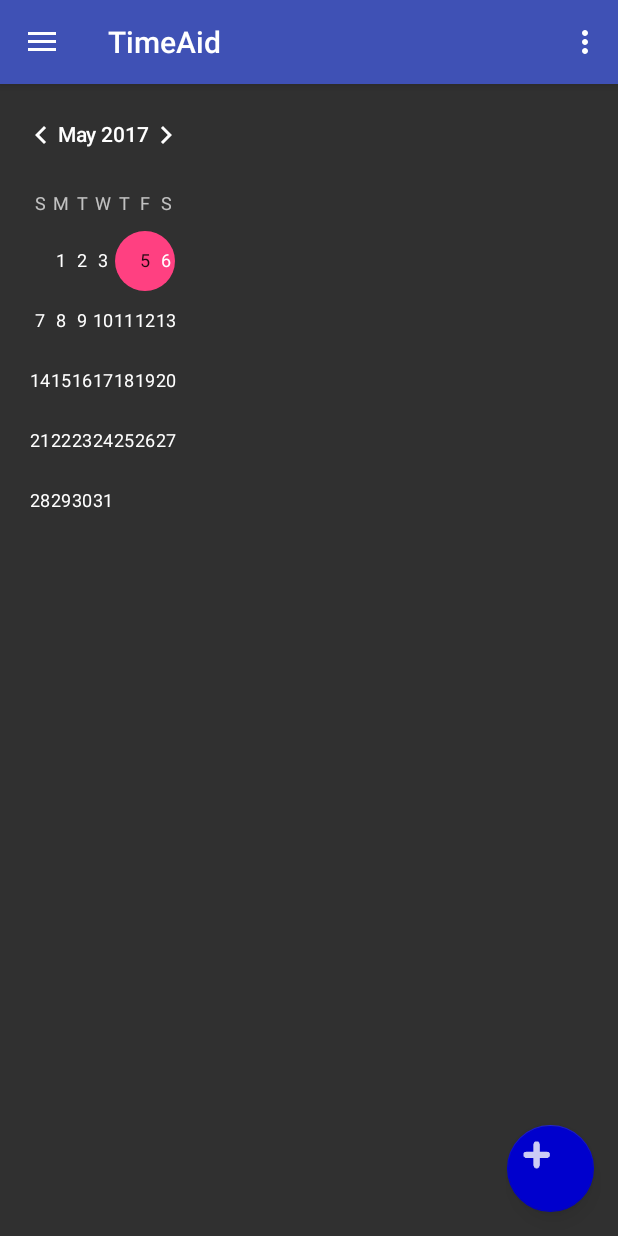
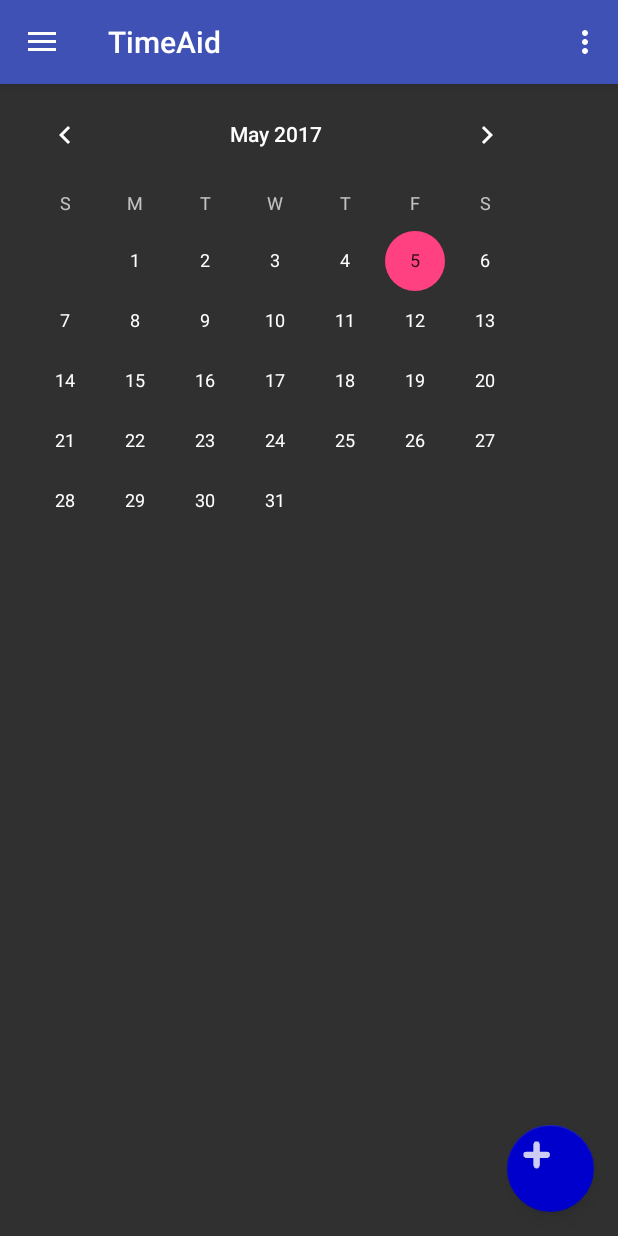
Before and after one commit to Herofresh/TimeAid, an Android app: the screen it shows after launch (MainActivity), in the side drawer, after a tap on "Calendar", on a phone screen of 412 x 824 dp. Run offline under Robolectric (Android 15) with nearby library versions, the light colour scheme and no system bars.

```diff
--- a/Programmieren/TimeAid28.04.2017/app/src/main/res/layout/calendarlo.xml
+++ b/Programmieren/TimeAid28.04.2017/app/src/main/res/layout/calendarlo.xml
@@ -3,10 +3,8 @@
 
     xmlns:tools="http://schemas.android.com/tools"
     android:id="@+id/simpleCalendarView"
-    android:layout_width="wrap_content"
-
-
-    android:layout_height="wrap_content"
+    android:layout_width="match_parent"
+    android:layout_height="match_parent"
     android:maxDate="01/01/2020"
     android:minDate="01/01/2017"
     android:orientation="vertical"
--- a/Programmieren/TimeAid28.04.2017/app/src/main/res/layout/content_main.xml
+++ b/Programmieren/TimeAid28.04.2017/app/src/main/res/layout/content_main.xml
@@ -10,10 +10,10 @@
 
     <FrameLayout
         android:id="@+id/content_frame"
-        android:layout_width="138dp"
+        android:layout_width="368dp"
         android:layout_height="495dp"
-        tools:layout_editor_absoluteY="8dp"
-        tools:layout_editor_absoluteX="8dp"></FrameLayout>
+        tools:layout_editor_absoluteX="8dp"
+        tools:layout_editor_absoluteY="8dp"></FrameLayout>
 
     <!--<TextView-->
         <!--android:layout_width="wrap_content"-->
--- /dev/null
+++ b/Programmieren/TimeAid28.04.2017/app/src/main/res/layout/eintrag_layout.xml
@@ -0,0 +1,6 @@
+<?xml version="1.0" encoding="utf-8"?>
+<LinearLayout xmlns:android="http://schemas.android.com/apk/res/android"
+    android:orientation="vertical" android:layout_width="match_parent"
+    android:layout_height="match_parent">
+
+</LinearLayout>
```
Also changed, not shown: Programmieren/TimeAid28.04.2017/app/src/main/java/com/htkshkoder/navigationdrawer/CalendarFragment.java (+0 -11 lines), Programmieren/TimeAid28.04.2017/app/src/main/java/com/htkshkoder/navigationdrawer/eintrag.java (added, +12 -0 lines).
